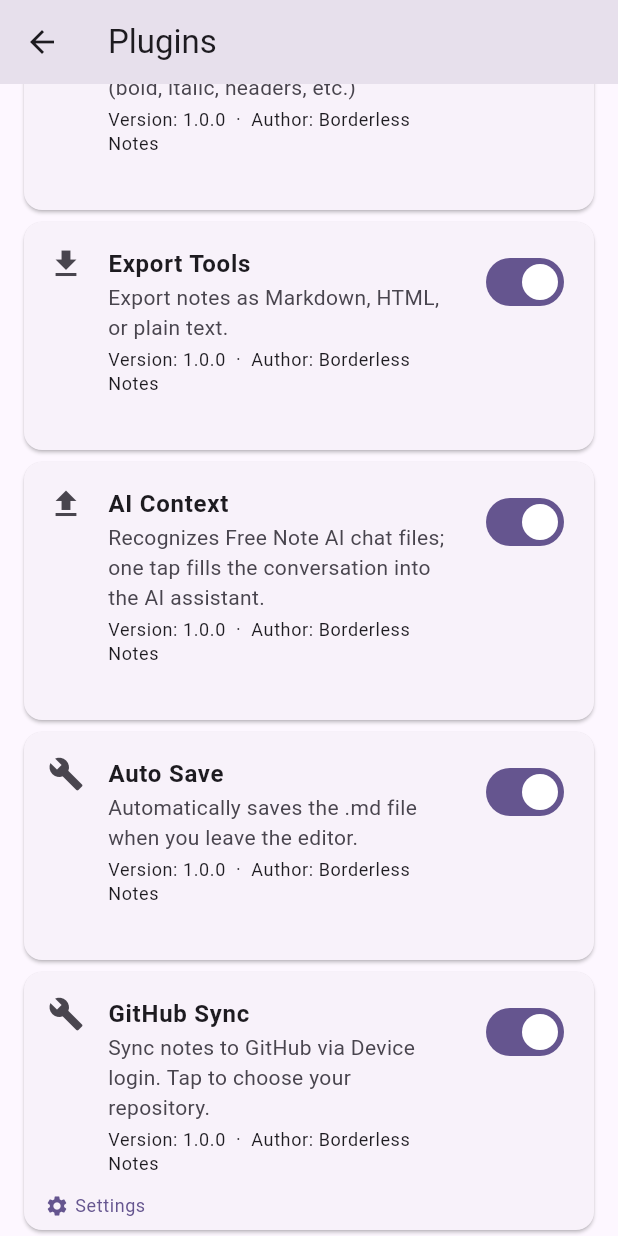
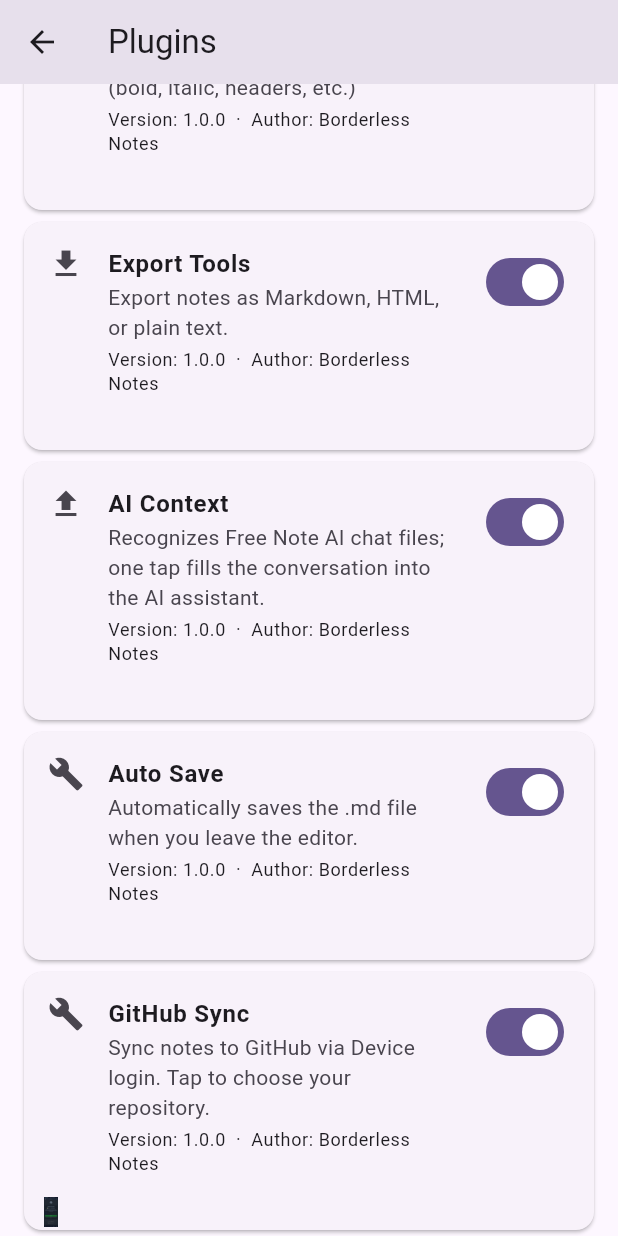
Before and after one commit to IdentityVplayer/free-note, a Flutter app: the PluginsScreen screen opened directly, scrolled down 232 dp, on a phone screen of 412 x 824 dp. Run offline on Flutter 3.47's test engine with Material 3 defaults, Android fonts, the phone set to English and light mode, and no system bars; our stand-ins replace flutter_markdown, permission_handler, yaml; missing offline and left inert: flutter_math_fork, markdown.

Commit message:
fix: 插件齿轮图标换成自定义图片，去掉'设置'文字

```diff
--- a/lib/screens/plugins_screen.dart
+++ b/lib/screens/plugins_screen.dart
@@ -97,38 +97,20 @@ class PluginsScreen extends StatelessWidget {
                               isThreeLine: true,
                             ),
                           ),
-                          // Gear at bottom-left signals editable settings.
+                          // Custom gear at bottom-left signals editable settings.
                           if (plugin.hasSettings)
                             Positioned(
-                              left: 8,
-                              bottom: 2,
+                              left: 6,
+                              bottom: 0,
                               child: InkWell(
-                                borderRadius: BorderRadius.circular(20),
+                                borderRadius: BorderRadius.circular(12),
                                 onTap: () => openSettings(plugin.id),
                                 child: Padding(
-                                  padding: const EdgeInsets.all(6),
-                                  child: Row(
-                                    mainAxisSize: MainAxisSize.min,
-                                    children: [
-                                      Icon(
-                                        Icons.settings,
-                                        size: 16,
-                                        color: Theme.of(
-                                          context,
-                                        ).colorScheme.primary,
-                                      ),
-                                      const SizedBox(width: 4),
-                                      Text(
-                                        l10n.t('pluginSettings'),
-                                        style: Theme.of(
-                                          context,
-                                        ).textTheme.bodySmall?.copyWith(
-                                          color: Theme.of(
-                                            context,
-                                          ).colorScheme.primary,
-                                        ),
-                                      ),
-                                    ],
+                                  padding: const EdgeInsets.all(2),
+                                  child: Image.asset(
+                                    'lib/assets/icons/plugin_gear.png',
+                                    width: 20,
+                                    height: 20,
                                   ),
                                 ),
                               ),
--- a/pubspec.yaml
+++ b/pubspec.yaml
@@ -52,6 +52,7 @@ flutter:
   generate: true
   assets:
     - lib/l10n/
+    - lib/assets/icons/
   fonts:
     - family: KaTeX_Main
       fonts:
```
Also changed, not shown: lib/assets/icons/plugin_gear.png (added).
